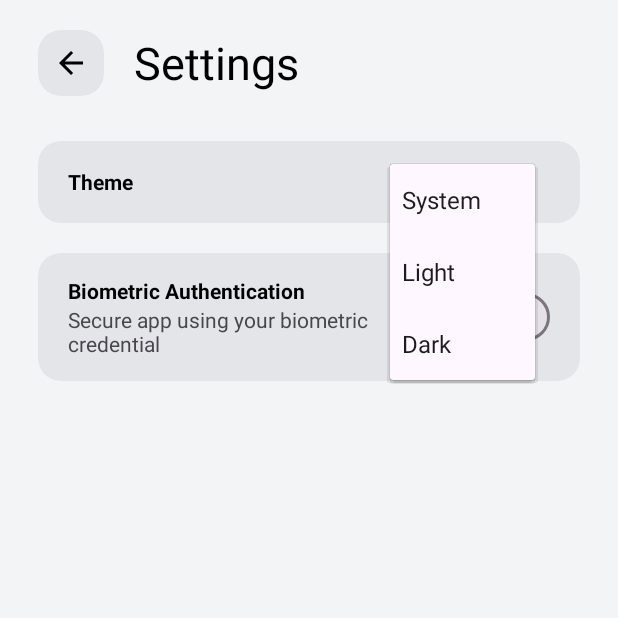
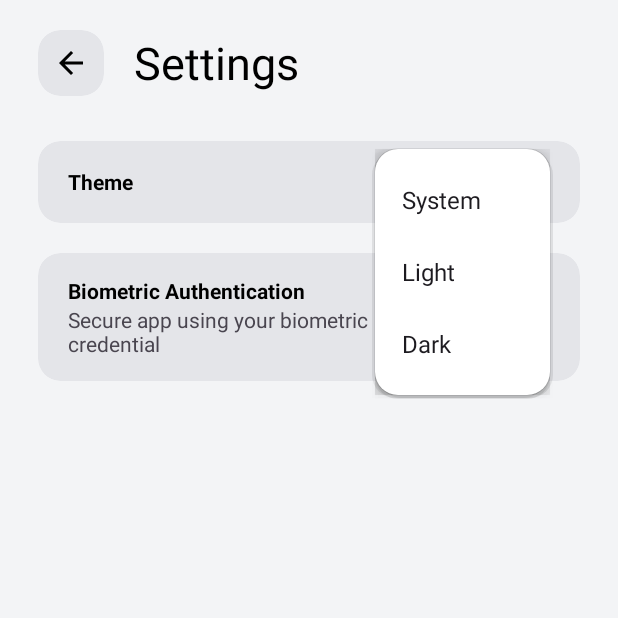
Before and after one commit to dhanushcodev/Notes-App, an Android app: the SettingsActivity screen opened directly, with no data from a screen before it, after a tap on "System", on a phone screen of 412 x 824 dp, the top half of it. Run offline under Robolectric (Android 15) with nearby library versions, the phone set to English and light mode, and no system bars; our stand-ins replace data binding.

Commit message:
spinner changed

```diff
--- a/app/build.gradle.kts
+++ b/app/build.gradle.kts
@@ -23,7 +23,7 @@ android {
 
     buildTypes {
         release {
-            isMinifyEnabled = false
+            isMinifyEnabled = true
             proguardFiles(
                 getDefaultProguardFile("proguard-android-optimize.txt"),
                 "proguard-rules.pro"
--- a/app/src/main/res/drawable/horizontal_oval.xml
+++ b/app/src/main/res/drawable/spinner_background_black.xml
@@ -1,10 +1,10 @@
 <?xml version="1.0" encoding="utf-8"?>
 <shape xmlns:android="http://schemas.android.com/apk/res/android">
     <solid
-        android:color="@android:color/darker_gray"
+        android:color="#424242"
         />
     <corners
-       android:radius="50dp"
+       android:radius="15dp"
 
         />
     <padding
--- /dev/null
+++ b/app/src/main/res/drawable/spinner_background_white.xml
@@ -0,0 +1,16 @@
+<?xml version="1.0" encoding="utf-8"?>
+<shape xmlns:android="http://schemas.android.com/apk/res/android">
+    <solid
+        android:color="@android:color/white"
+        />
+    <corners
+       android:radius="15dp"
+
+        />
+    <padding
+        android:left="10dp"
+        android:right="10dp"
+        android:top="10dp"
+        android:bottom="10dp"
+        />
+</shape>
--- a/app/src/main/res/layout/activity_settings.xml
+++ b/app/src/main/res/layout/activity_settings.xml
@@ -101,13 +101,13 @@
             </LinearLayout>
 
           <Spinner
+              style="@style/CustomSpinner"
               android:id="@+id/theme_spinner"
               android:layout_width="wrap_content"
               android:layout_height="wrap_content"
               android:gravity="center"
               android:paddingLeft="10dp"
               android:paddingRight="10dp"
-
               />
 
         </LinearLayout>
--- a/app/src/main/res/layout/bottom_sheet_layout.xml
+++ b/app/src/main/res/layout/bottom_sheet_layout.xml
@@ -13,7 +13,7 @@
     <View
         android:layout_width="30dp"
         android:layout_height="4dp"
-        android:background="@drawable/horizontal_oval"
+        android:background="@drawable/spinner_background_white"
         android:backgroundTint="@android:color/darker_gray"
         android:layout_marginBottom="10dp">
 
--- a/app/src/main/res/values-night/themes.xml
+++ b/app/src/main/res/values-night/themes.xml
@@ -38,6 +38,8 @@
     <style name="CustomAlertDialogTheme" parent="Theme.Material3.Dark.Dialog.Alert">
         <item name="android:windowBackground">@android:color/transparent</item>
     </style>
-
+    <style name="CustomSpinner">
+        <item name="android:popupBackground">@drawable/spinner_background_black</item>
+    </style>
 
 </resources>
--- a/app/src/main/res/values/themes.xml
+++ b/app/src/main/res/values/themes.xml
@@ -39,6 +39,9 @@
     <style name="CustomAlertDialogTheme" parent="Theme.Material3.Light.Dialog.Alert">
         <item name="android:windowBackground">@android:color/transparent</item>
     </style>
+    <style name="CustomSpinner">
+        <item name="android:popupBackground">@drawable/spinner_background_white</item>
+    </style>
 
 
 </resources>
```
